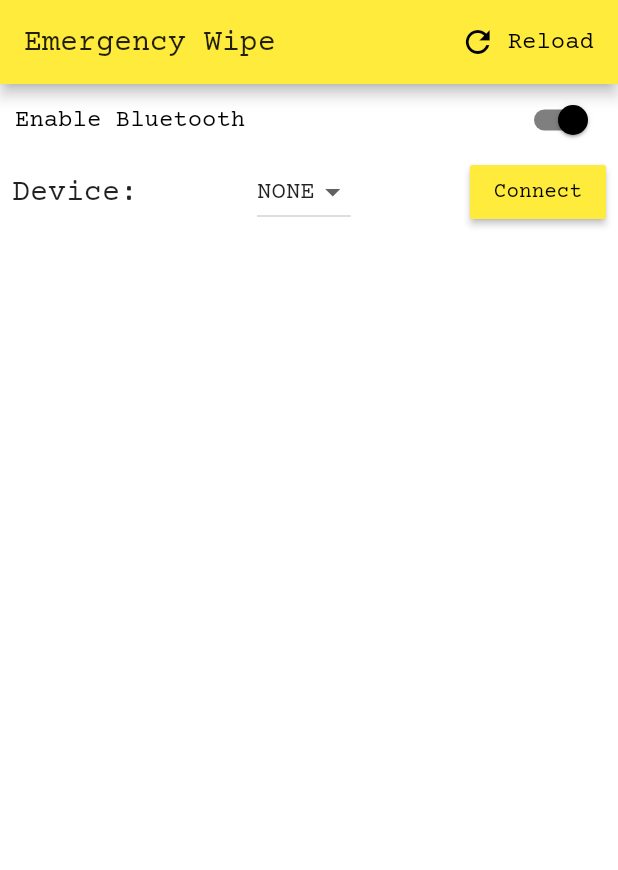
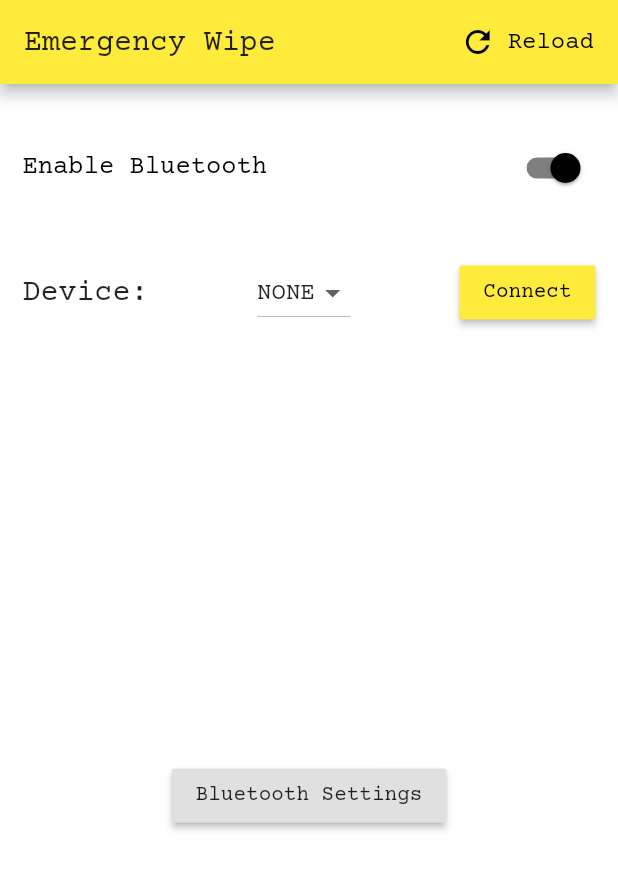
Before and after one commit to Team-Crushing-It/emergi-wipe, a Flutter app: the screen it shows after launch, on a phone screen of 412 x 824 dp. Shown: the top 870 px of the screen. Run offline on Flutter 3.47's test engine with Material 2 defaults, Android fonts, the phone set to English and light mode, and no system bars; our stand-ins replace flutter_bluetooth_serial.

Commit message:
bluetooth connection page created and bluetooth settings button added

```diff
--- a/lib/main.dart
+++ b/lib/main.dart
@@ -200,8 +200,10 @@ class _BluetoothAppState extends State<BluetoothApp> {
                 valueColor: AlwaysStoppedAnimation<Color>(Colors.red),
               ),
             ),
+
             Padding(
-              padding: const EdgeInsets.symmetric(horizontal: 10),
+              padding: const EdgeInsets.symmetric(horizontal: 15, vertical: 32.0),
+
               child: Row(
                 mainAxisAlignment: MainAxisAlignment.start,
                 children: <Widget>[
@@ -210,7 +212,7 @@ class _BluetoothAppState extends State<BluetoothApp> {
                       'Enable Bluetooth',
                       style: TextStyle(
                         color: Theme.of(context).accentColor,
-                        fontSize: 16,
+                        fontSize: 17,
                       ),
                     ),
                   ),
@@ -239,9 +241,12 @@ class _BluetoothAppState extends State<BluetoothApp> {
                 ],
               ),
             ),
+
             Padding(
-              padding: const EdgeInsets.symmetric(horizontal: 8.0),
-              child: Row(
+              padding: const EdgeInsets.symmetric(horizontal: 15.0, vertical: 3.0),
+
+              child:
+              Row(
                 mainAxisAlignment: MainAxisAlignment.spaceBetween,
                 children: <Widget>[
                   Text(
@@ -261,6 +266,27 @@ class _BluetoothAppState extends State<BluetoothApp> {
                 ],
               ),
             ),
+            Expanded(
+                child: Padding(
+                  padding: const EdgeInsets.all(20),
+                  child: Center(
+                    child: Column(
+                      mainAxisAlignment: MainAxisAlignment.center,
+                      children: <Widget>[
+
+                        SizedBox(height: 15),
+                        RaisedButton(
+                          elevation: 2,
+                          child: Text("Bluetooth Settings"),
+                          onPressed: () {
+                            FlutterBluetoothSerial.instance.openSettings();
+                          },
+                        ),
+                      ],
+                    ),
+                  ),
+                ),
+              )
           ],
         ),
       ),
```
